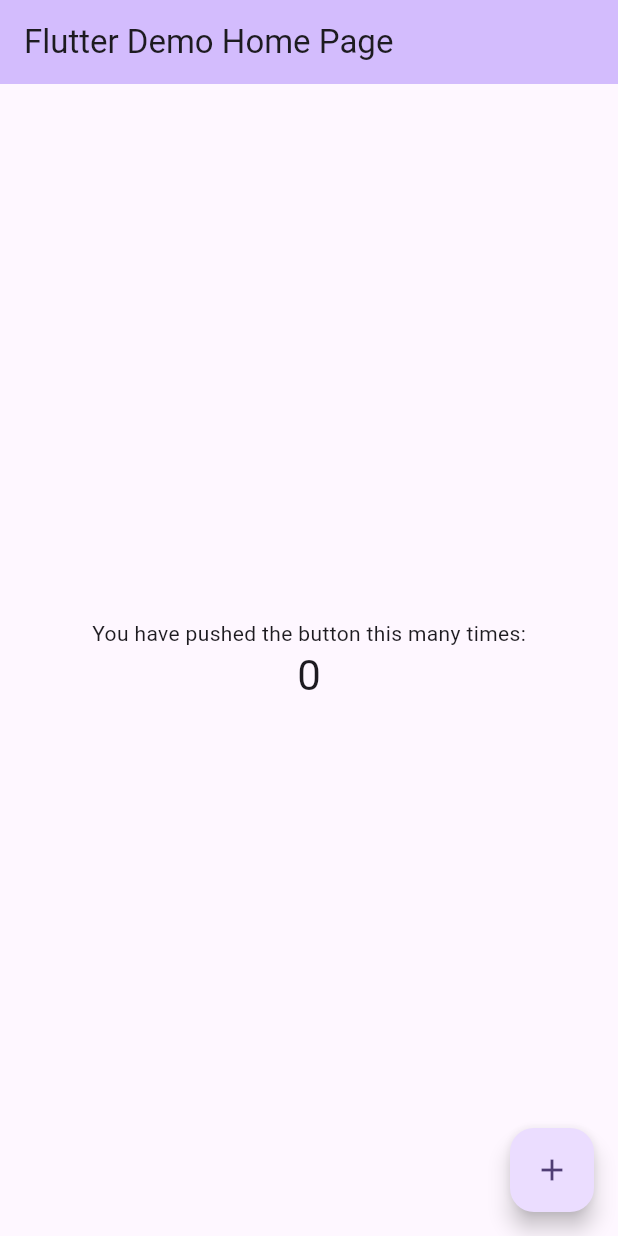
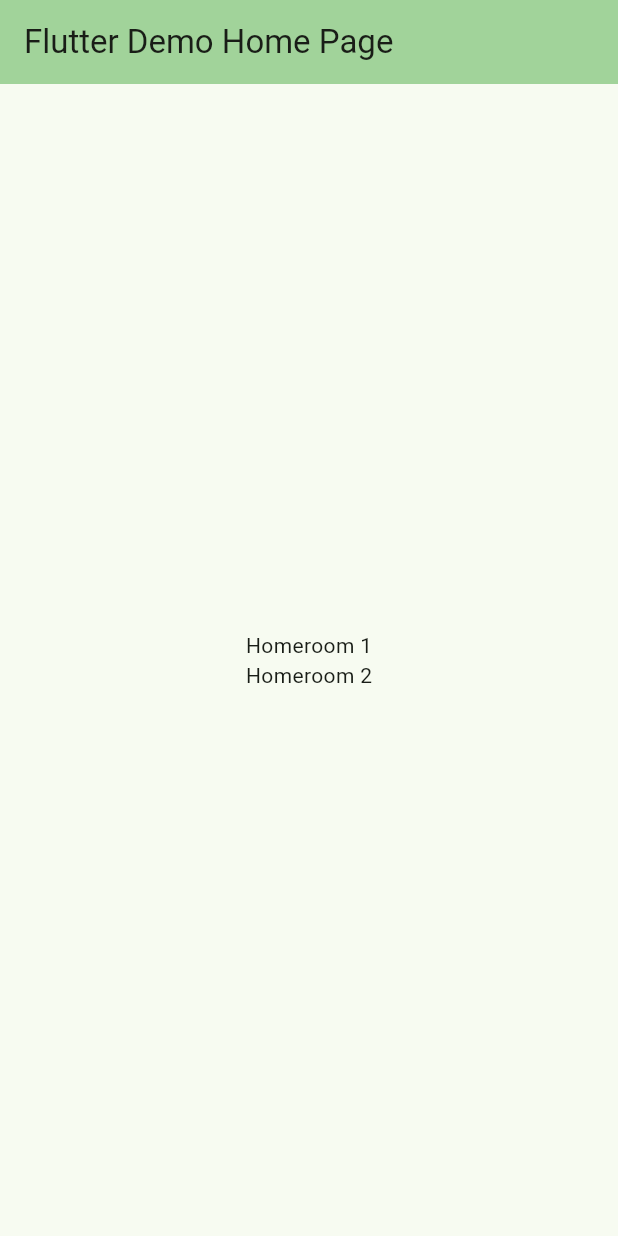
Before and after one commit to anna-st-40/Hackathon2025, a Flutter app: the screen it shows after launch, on a phone screen of 412 x 824 dp. Run offline on Flutter 3.47's test engine with Material 3 defaults, Android fonts, the phone set to English and light mode, and no system bars.

Commit message:
Basic clean UI

```diff
--- a/lib/main.dart
+++ b/lib/main.dart
@@ -1,4 +1,5 @@
 import 'package:flutter/material.dart';
+import 'package:project/pages/home_page.dart';
 
 void main() {
   runApp(const MyApp());
@@ -13,54 +14,9 @@ class MyApp extends StatelessWidget {
     return MaterialApp(
       title: 'Flutter Demo',
       theme: ThemeData(
-        colorScheme: ColorScheme.fromSeed(seedColor: Colors.deepPurple),
+        colorScheme: ColorScheme.fromSeed(seedColor: Colors.green),
       ),
-      home: const MyHomePage(title: 'Flutter Demo Home Page'),
+      home: const HomePage(title: 'Flutter Demo Home Page'),
     );
   }
 }
-
-class MyHomePage extends StatefulWidget {
-  const MyHomePage({super.key, required this.title});
-  final String title;
-
-  @override
-  State<MyHomePage> createState() => _MyHomePageState();
-}
-
-class _MyHomePageState extends State<MyHomePage> {
-  int _counter = 0;
-
-  void _incrementCounter() {
-    setState(() {
-      _counter++;
-    });
-  }
-
-  @override
-  Widget build(BuildContext context) {
-    return Scaffold(
-      appBar: AppBar(
-        backgroundColor: Theme.of(context).colorScheme.inversePrimary,
-        title: Text(widget.title),
-      ),
-      body: Center(
-        child: Column(
-          mainAxisAlignment: MainAxisAlignment.center,
-          children: <Widget>[
-            const Text('You have pushed the button this many times:'),
-            Text(
-              '$_counter',
-              style: Theme.of(context).textTheme.headlineMedium,
-            ),
-          ],
-        ),
-      ),
-      floatingActionButton: FloatingActionButton(
-        onPressed: _incrementCounter,
-        tooltip: 'Increment',
-        child: const Icon(Icons.add),
-      ),
-    );
-  }
-}
--- /dev/null
+++ b/lib/pages/home_page.dart
@@ -0,0 +1,27 @@
+import 'package:flutter/material.dart';
+
+class HomePage extends StatefulWidget {
+  const HomePage({super.key, required this.title});
+  final String title;
+
+  @override
+  State<HomePage> createState() => _HomePageState();
+}
+
+class _HomePageState extends State<HomePage> {
+  @override
+  Widget build(BuildContext context) {
+    return Scaffold(
+      appBar: AppBar(
+        backgroundColor: Theme.of(context).colorScheme.inversePrimary,
+        title: Text(widget.title),
+      ),
+      body: Center(
+        child: Column(
+          mainAxisAlignment: MainAxisAlignment.center,
+          children: [Text("Homeroom 1"), Text("Homeroom 2")],
+        ),
+      ),
+    );
+  }
+}
```
